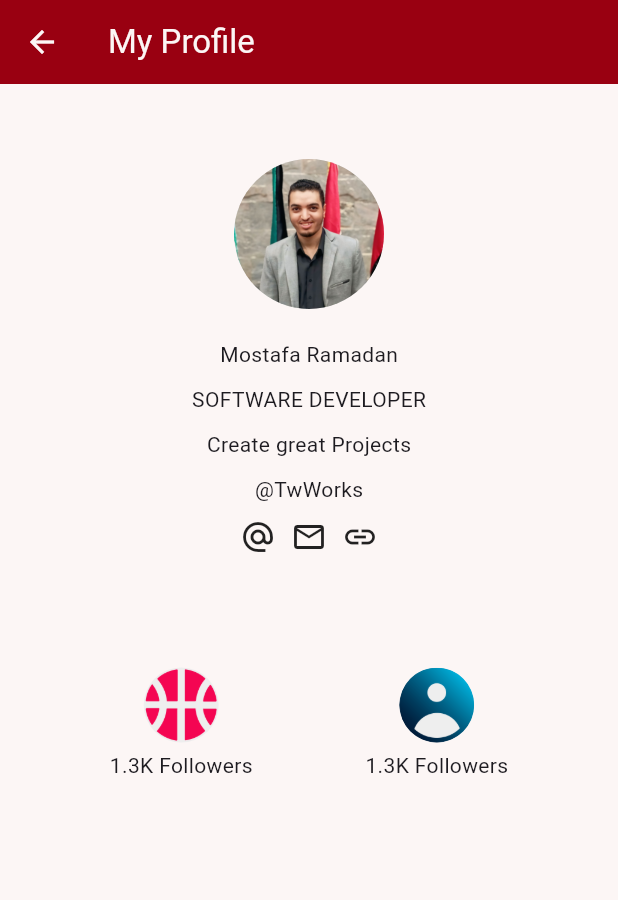
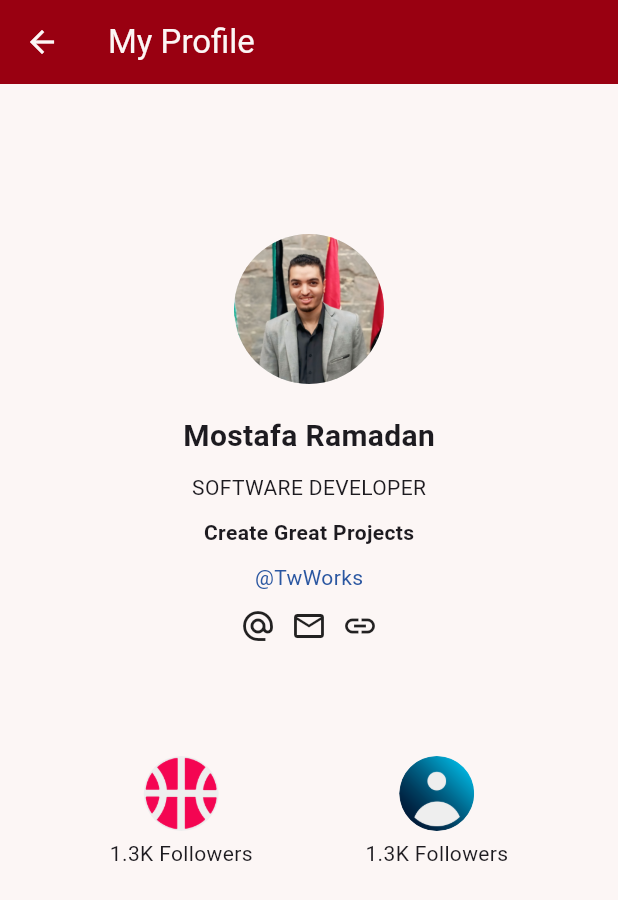
Before and after one commit to Eng-MostafaRamadan/ITI-Tasks, a Flutter app: the screen it shows after launch, on a phone screen of 412 x 824 dp. Shown: the top 900 px of the screen. Run offline on Flutter 3.47's test engine with Material 3 defaults, Android fonts, the phone set to English and light mode, and no system bars.

Commit message:
final code

```diff
--- a/day2_task/lib/main.dart
+++ b/day2_task/lib/main.dart
@@ -28,17 +28,33 @@
         body: Center(
           child: Column(
             children: [
-              SizedBox(height: 50),
+              SizedBox(height: 100),
               ContainerImage(
                   image: "assets/myPhoto.jpg", width: 100, height: 100),
               SizedBox(height: 20),
-              Text("Mostafa Ramadan"),
+              Text(
+                "Mostafa Ramadan",
+                style: TextStyle(
+                  fontWeight: FontWeight.bold,
+                  fontSize: 20,
+                ),
+              ),
               SizedBox(height: 10),
               Text("SOFTWARE DEVELOPER"),
               SizedBox(height: 10),
-              Text("Create great Projects"),
+              Text(
+                "Create Great Projects",
+                style: TextStyle(
+                  fontWeight: FontWeight.bold,
+                ),
+              ),
               SizedBox(height: 10),
-              Text("@TwWorks"),
+              Text(
+                "@TwWorks",
+                style: TextStyle(
+                  color: const Color.fromARGB(255, 43, 87, 161),
+                ),
+              ),
               SizedBox(height: 10),
               Row(
                 mainAxisAlignment: MainAxisAlignment.center,
```
